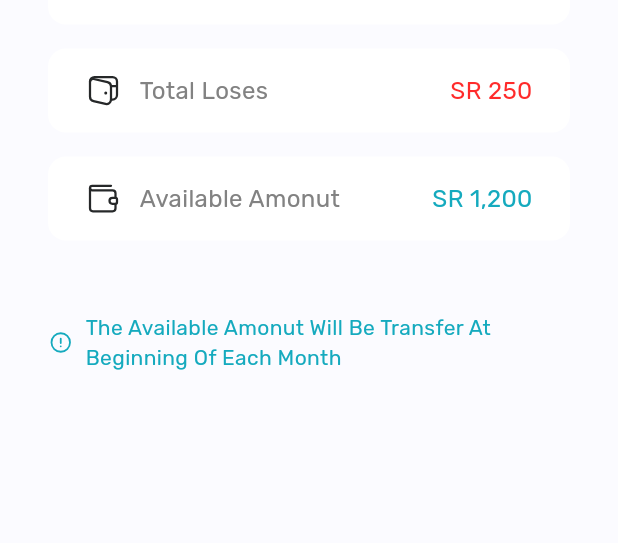
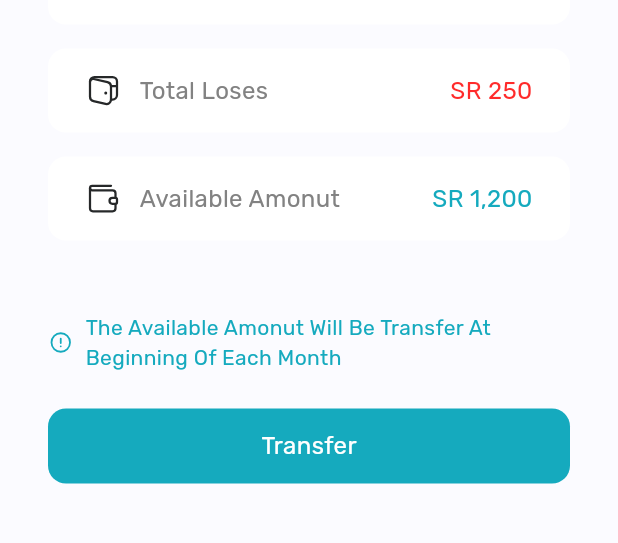
Before and after one commit to FlipKing037/earnings, a Flutter app: the screen it shows after launch, on a phone screen of 412 x 824 dp, the part 466-1009 px from its top. Run offline on Flutter 3.47's test engine with Material 3 defaults, Android fonts, the phone set to English and light mode, and no system bars; our stand-ins replace flutter_svg.

Commit message:
create The Transfer and constructor and add to Earning Time Widget (Finsh)

```diff
--- /dev/null
+++ b/lib/constructor.dart
@@ -0,0 +1,3 @@
+import 'package:flutter/material.dart';
+
+const kMasterColor = Color(0xff15AABE);
--- a/lib/views/earning_view.dart
+++ b/lib/views/earning_view.dart
@@ -1,3 +1,4 @@
+import 'package:earnings/constructor.dart';
 import 'package:earnings/widgets/earning_time.dart';
 import 'package:flutter/material.dart';
 
@@ -16,7 +17,7 @@ class EarningView extends StatelessWidget {
             style: TextStyle(color: Colors.white),
           ),
         ),
-        backgroundColor: const Color(0xff15AABE),
+        backgroundColor: kMasterColor,
       ),
       body: const EarningTimeWidget(),
     );
--- a/lib/widgets/cards.dart
+++ b/lib/widgets/cards.dart
@@ -1,3 +1,4 @@
+import 'package:earnings/constructor.dart';
 import 'package:earnings/widgets/card.dart';
 import 'package:flutter/material.dart';
 
@@ -30,7 +31,7 @@ class Cards extends StatelessWidget {
           image: 'assets/icons/Wallet2.svg',
           text: 'Available Amonut',
           mony: 'SR 1,200',
-          monyColor: Color(0xff15AABE),
+          monyColor: kMasterColor,
         ),
       ],
     );
--- a/lib/widgets/earning_time.dart
+++ b/lib/widgets/earning_time.dart
@@ -1,6 +1,7 @@
 import 'package:earnings/widgets/average.dart';
 import 'package:earnings/widgets/cards.dart';
 import 'package:earnings/widgets/the_available.dart';
+import 'package:earnings/widgets/the_transfer.dart';
 import 'package:earnings/widgets/total_earnings.dart';
 import 'package:flutter/material.dart';
 
@@ -27,6 +28,10 @@ class EarningTimeWidget extends StatelessWidget {
               height: 48,
             ),
             TheAvailable(),
+            SizedBox(
+              height: 24,
+            ),
+            TheTransfer()
           ],
         ),
       ),
--- a/lib/widgets/the_available.dart
+++ b/lib/widgets/the_available.dart
@@ -1,3 +1,4 @@
+import 'package:earnings/constructor.dart';
 import 'package:flutter/material.dart';
 import 'package:flutter_svg/flutter_svg.dart';
 
@@ -17,7 +18,7 @@ class TheAvailable extends StatelessWidget {
         const Expanded(
           child: Text(
             'The Available Amonut Will Be Transfer At Beginning Of Each Month',
-            style: TextStyle(color: Color(0xff15AABE)),
+            style: TextStyle(color: kMasterColor),
           ),
         )
       ],
--- /dev/null
+++ b/lib/widgets/the_transfer.dart
@@ -0,0 +1,24 @@
+import 'package:earnings/constructor.dart';
+import 'package:flutter/material.dart';
+
+class TheTransfer extends StatelessWidget {
+  const TheTransfer({super.key});
+
+  @override
+  Widget build(BuildContext context) {
+    return Container(
+      width: double.infinity,
+      height: 50,
+      decoration: BoxDecoration(
+        color: kMasterColor,
+        borderRadius: BorderRadius.circular(12),
+      ),
+      child: const Center(
+        child: Text(
+          'Transfer',
+          style: TextStyle(color: Colors.white, fontSize: 16),
+        ),
+      ),
+    );
+  }
+}
--- a/lib/widgets/total_earnings.dart
+++ b/lib/widgets/total_earnings.dart
@@ -1,3 +1,4 @@
+import 'package:earnings/constructor.dart';
 import 'package:flutter/material.dart';
 
 class TotalEarnings extends StatelessWidget {
@@ -29,14 +30,14 @@ class TotalEarnings extends StatelessWidget {
                   'SR',
                   style: TextStyle(
                       fontSize: 20,
-                      color: Color(0xff15AABE),
+                      color: kMasterColor,
                       fontWeight: FontWeight.bold),
                 ),
                 Text(
                   ' 3,750',
                   style: TextStyle(
                       fontSize: 24,
-                      color: Color(0xff15AABE),
+                      color: kMasterColor,
                       fontWeight: FontWeight.bold),
                 )
               ],
```
